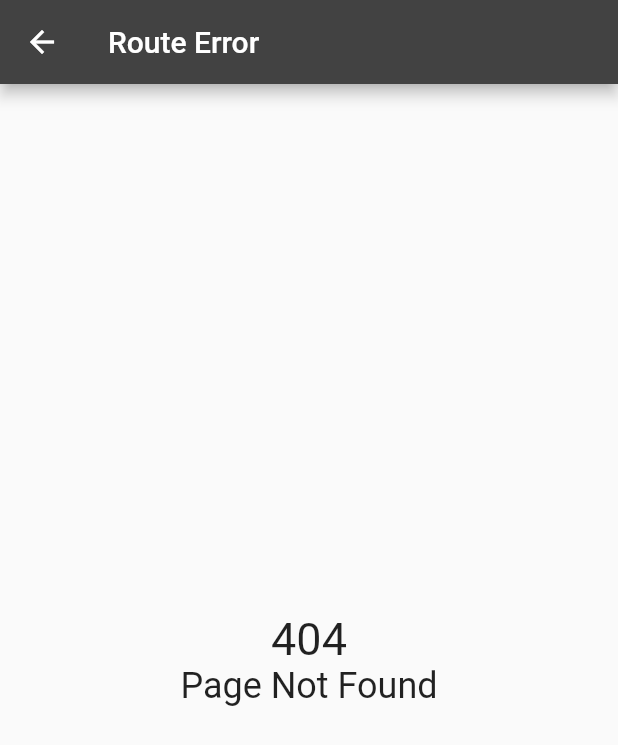
After one commit to mohammadreza-jamali/flutterLearningFundementals, a Flutter app: the NotFound screen opened directly, on a phone screen of 412 x 824 dp. The commit adds this screen. Shown: the top 745 px of the screen. Run offline on Flutter 3.47's test engine with Material 2 defaults, Android fonts, the phone set to English and light mode, and no system bars; our stand-ins replace flutter_easyloading.

Commit message:
feat:add Route by name

```diff
--- a/lib/navigation/grey_page.dart
+++ b/lib/navigation/grey_page.dart
@@ -1,4 +1,5 @@
 import 'package:flutter/material.dart';
+import 'package:flutter_application_1/navigation/navigation_main.dart';
 
 class GreyPage extends StatelessWidget {
   const GreyPage({super.key});
@@ -21,7 +22,9 @@ class GreyPage extends StatelessWidget {
             style: TextStyle(fontSize: 24),
           ),
           ElevatedButton(
-            onPressed: () {},
+            onPressed: () {
+              Navigator.of(context).popUntil((route) => route.isFirst);
+            },
             child: const Text("Go to main page"),
             style: ElevatedButton.styleFrom(
                 backgroundColor: Colors.blue),
--- /dev/null
+++ b/lib/navigation/not_found_page.dart
@@ -0,0 +1,31 @@
+import 'package:flutter/material.dart';
+
+class NotFound extends StatelessWidget {
+  const NotFound({super.key});
+
+  @override
+  Widget build(BuildContext context) {
+    return Scaffold(
+      appBar: AppBar(
+        title: const Text(
+          "Route Error",
+        ),
+        backgroundColor: Colors.grey.shade800,
+      ),
+      body: Center(
+          child: Column(
+        mainAxisAlignment: MainAxisAlignment.center,
+        children: [
+          const Text(
+            "404",
+            style: TextStyle(fontSize: 30),
+          ),
+          const Text(
+            "Page Not Found",
+            style: TextStyle(fontSize: 24),
+          )
+        ],
+      )),
+    );
+  }
+}
--- a/lib/navigation/red_page.dart
+++ b/lib/navigation/red_page.dart
@@ -24,8 +24,10 @@ class RedPage extends StatelessWidget {
               const Text("This page is red page",style: TextStyle(fontSize: 24),),
               ElevatedButton(
               onPressed: () {
+                // Navigator.of(context)
+                //     .push(MaterialPageRoute(builder: (context) => GreenPage(10)));
                 Navigator.of(context)
-                    .push(MaterialPageRoute(builder: (context) => GreenPage()));
+                    .pushNamed("/GreenPage",arguments: 25);
               },
               child: const Text("Go to green page"),
               style:
--- /dev/null
+++ b/lib/navigation/route_manager.dart
@@ -0,0 +1,44 @@
+import 'package:flutter/cupertino.dart';
+import 'package:flutter/foundation.dart';
+import 'package:flutter/material.dart';
+import 'package:flutter_application_1/navigation/navigation_main.dart';
+import 'package:flutter_application_1/navigation/not_found_page.dart';
+import 'package:flutter_application_1/navigation/red_page.dart';
+import 'package:flutter_application_1/navigation/yellow_page.dart';
+
+import 'green_page.dart';
+import 'grey_page.dart';
+
+class RouteManager{
+  static final Map<String,Function(RouteSettings settings)> _appRoutes={
+    '/RedPage': (settings) =>RedPage(),
+    '/GreenPage': (settings) => GreenPage(settings.arguments as int),
+    '/YellowPage': (settings) => YellowPage(),
+    '/GreyPage': (settings) => GreyPage(),
+    '/':(settings) => HomePage()
+  };
+
+  static Route<dynamic>? generate(RouteSettings settings){
+    if (_appRoutes.containsKey(settings.name)) {
+      return buildRoute(_appRoutes[settings.name]!(settings), settings);
+    } else {
+      return defaultTargetPlatform == TargetPlatform.iOS
+          ? CupertinoPageRoute(
+              builder: (context) => NotFound())
+          : MaterialPageRoute(
+              builder: (context) => NotFound());
+    }
+
+  }
+
+  static Route<dynamic>? buildRoute(Widget widget, RouteSettings settings) {
+    if (defaultTargetPlatform == TargetPlatform.iOS) {
+      return CupertinoPageRoute(
+          settings: settings, builder: (context) => widget);
+    } else {
+      return MaterialPageRoute(
+          settings: settings, builder: (context) => widget);
+    }
+  }
+
+}
```
Also changed, not shown: lib/navigation/green_page.dart (+6 -1 lines), lib/navigation/navigation_main.dart (+20 -4 lines).
